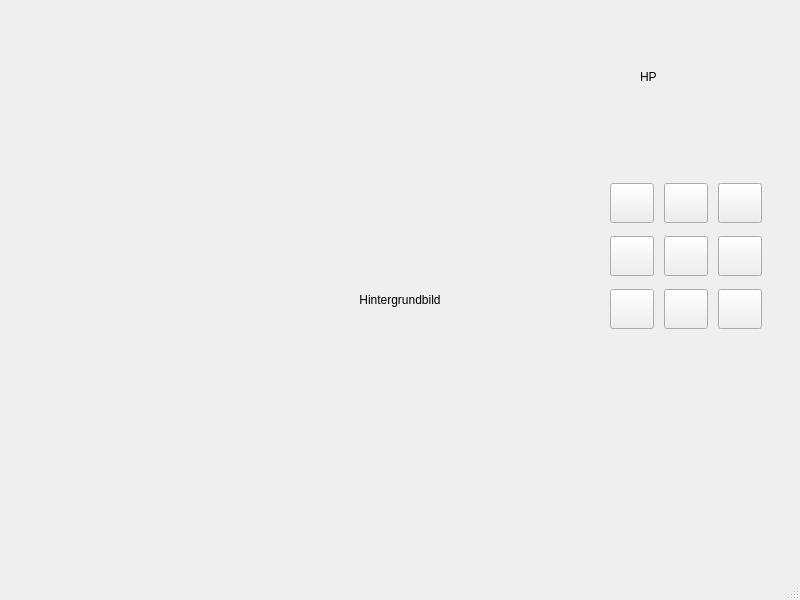
Old version of the form mainwindow.ui in the repository Gibbyace/DungeonCrawler_Game_C-.
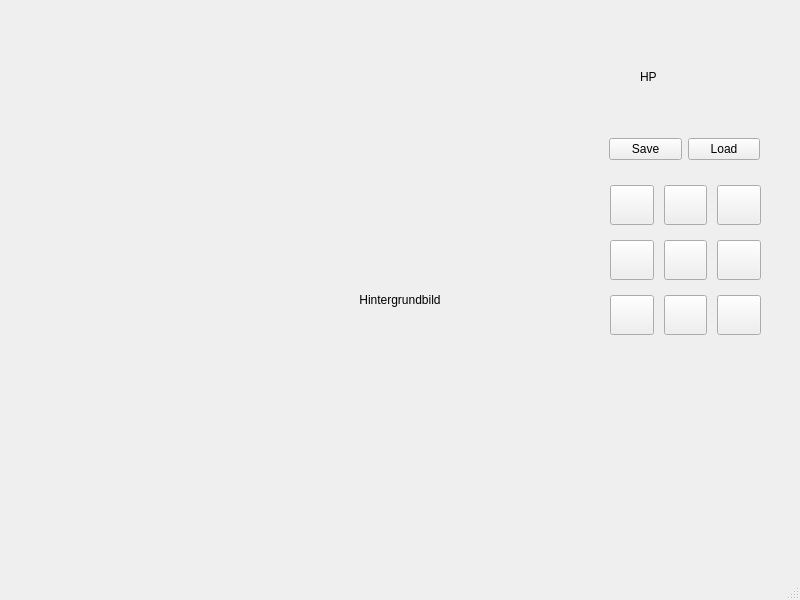
New version of the form.

Commit message: added button in mainwindow, connection and Icons pending

Patch:
```diff
--- a/mainwindow.ui
+++ b/mainwindow.ui
@@ -46,8 +46,8 @@
      <rect>
       <x>610</x>
       <y>180</y>
-      <width>152</width>
-      <height>152</height>
+      <width>151</width>
+      <height>161</height>
      </rect>
     </property>
     <layout class="QGridLayout" name="buttonGridLayout">
@@ -204,6 +204,32 @@
      <string>HP</string>
     </property>
    </widget>
+   <widget class="QWidget" name="horizontalLayoutWidget">
+    <property name="geometry">
+     <rect>
+      <x>609</x>
+      <y>119</y>
+      <width>151</width>
+      <height>61</height>
+     </rect>
+    </property>
+    <layout class="QHBoxLayout" name="horizontalLayout">
+     <item>
+      <widget class="QPushButton" name="saveButton">
+       <property name="text">
+        <string>Save</string>
+       </property>
+      </widget>
+     </item>
+     <item>
+      <widget class="QPushButton" name="loadButton">
+       <property name="text">
+        <string>Load</string>
+       </property>
+      </widget>
+     </item>
+    </layout>
+   </widget>
   </widget>
   <widget class="QMenuBar" name="menubar">
    <property name="geometry">
```
Left out of the diff: 2 changed lines with no effect on the pictures. The commit also changes 1 other file.
